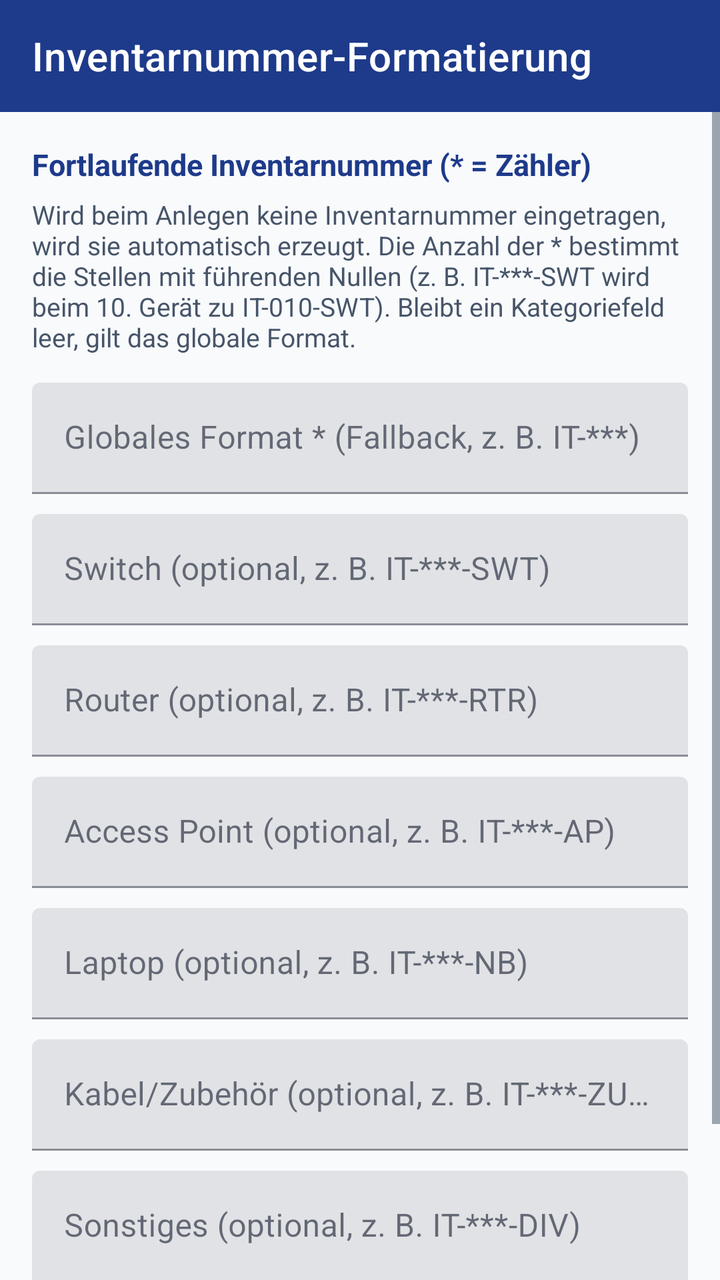
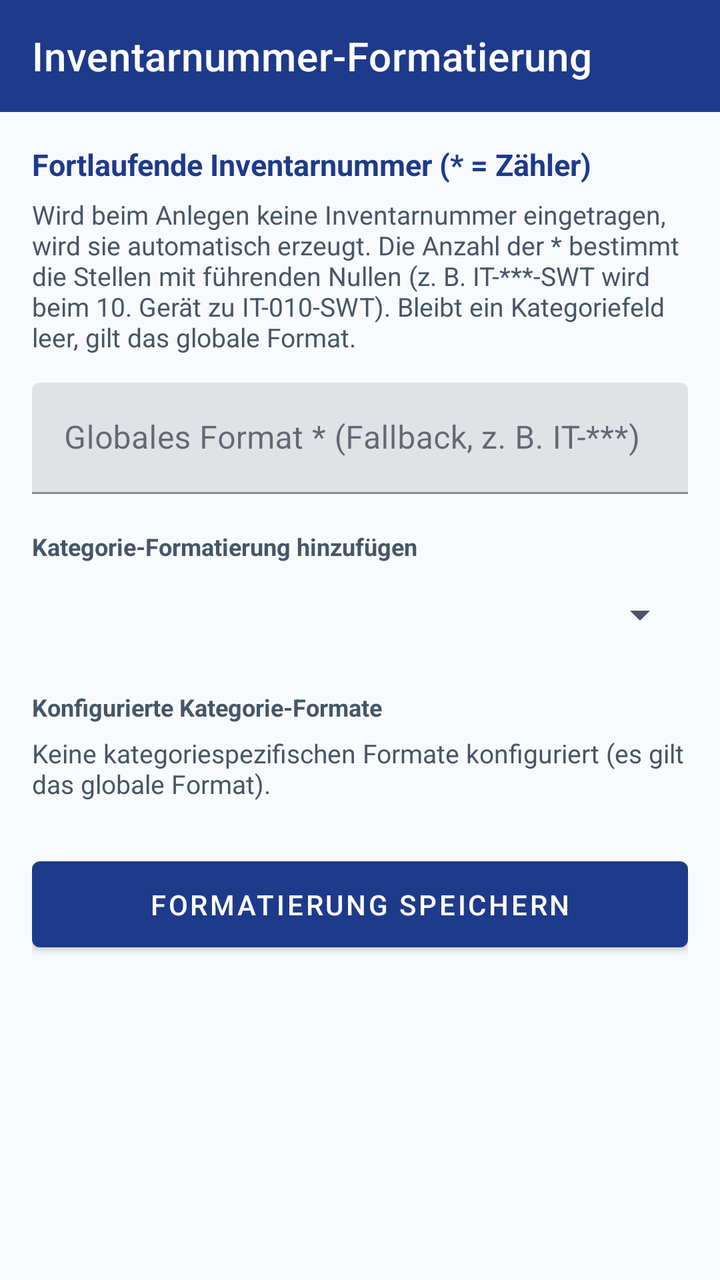

Before-and-after screenshots of an Android layout around one commit, followed by the original layout XML and the change that was made.
<!-- AndroidManifest.xml: application theme Theme.RackVault -->
<!-- res/layout/activity_inventory_pattern.xml -->
<?xml version="1.0" encoding="utf-8"?>
<LinearLayout xmlns:android="http://schemas.android.com/apk/res/android"
    xmlns:app="http://schemas.android.com/apk/res-auto"
    android:id="@+id/rootInvPattern"
    android:layout_width="match_parent"
    android:layout_height="match_parent"
    android:background="?android:attr/colorBackground"
    android:orientation="vertical">

    <com.google.android.material.appbar.MaterialToolbar
        android:id="@+id/toolbar"
        android:layout_width="match_parent"
        android:layout_height="?attr/actionBarSize"
        android:background="?attr/colorPrimary"
        app:navigationIconTint="?attr/colorOnPrimary"
        app:title="@string/title_inv_pattern_settings"
        app:titleTextColor="?attr/colorOnPrimary" />

    <ScrollView
        android:layout_width="match_parent"
        android:layout_height="0dp"
        android:layout_weight="1"
        android:fillViewport="true">

        <LinearLayout
            android:layout_width="match_parent"
            android:layout_height="wrap_content"
            android:orientation="vertical"
            android:padding="16dp">

            <TextView
                android:layout_width="match_parent"
                android:layout_height="wrap_content"
                android:text="@string/section_inv_pattern_title"
                android:textColor="?attr/colorPrimary"
                android:textSize="15sp"
                android:textStyle="bold" />

            <TextView
                android:layout_width="match_parent"
                android:layout_height="wrap_content"
                android:layout_marginTop="6dp"
                android:text="@string/inv_pattern_description"
                android:textColor="?android:attr/textColorSecondary"
                android:textSize="13sp" />

            <com.google.android.material.textfield.TextInputLayout
                android:layout_width="match_parent"
                android:layout_height="wrap_content"
                android:layout_marginTop="14dp"
                android:hint="@string/hint_inv_pattern_global">

                <com.google.android.material.textfield.TextInputEditText
                    android:id="@+id/etInvPatternGlobal"
                    android:layout_width="match_parent"
                    android:layout_height="wrap_content"
                    android:inputType="textCapCharacters|textNoSuggestions"
                    android:maxLines="1" />

            </com.google.android.material.textfield.TextInputLayout>

            <com.google.android.material.textfield.TextInputLayout
                android:layout_width="match_parent"
                android:layout_height="wrap_content"
                android:layout_marginTop="10dp"
                android:hint="@string/hint_inv_pattern_switch">

                <com.google.android.material.textfield.TextInputEditText
                    android:id="@+id/etInvPatternSwitch"
                    android:layout_width="match_parent"
                    android:layout_height="wrap_content"
                    android:inputType="textCapCharacters|textNoSuggestions"
                    android:maxLines="1" />

            </com.google.android.material.textfield.TextInputLayout>

            <com.google.android.material.textfield.TextInputLayout
                android:layout_width="match_parent"
                android:layout_height="wrap_content"
                android:layout_marginTop="10dp"
                android:hint="@string/hint_inv_pattern_router">

                <com.google.android.material.textfield.TextInputEditText
                    android:id="@+id/etInvPatternRouter"
                    android:layout_width="match_parent"
                    android:layout_height="wrap_content"
                    android:inputType="textCapCharacters|textNoSuggestions"
                    android:maxLines="1" />

            </com.google.android.material.textfield.TextInputLayout>

            <com.google.android.material.textfield.TextInputLayout
                android:layout_width="match_parent"
                android:layout_height="wrap_content"
                android:layout_marginTop="10dp"
                android:hint="@string/hint_inv_pattern_ap">

                <com.google.android.material.textfield.TextInputEditText
                    android:id="@+id/etInvPatternAp"
                    android:layout_width="match_parent"
                    android:layout_height="wrap_content"
                    android:inputType="textCapCharacters|textNoSuggestions"
                    android:maxLines="1" />

            </com.google.android.material.textfield.TextInputLayout>

            <com.google.android.material.textfield.TextInputLayout
                android:layout_width="match_parent"
                android:layout_height="wrap_content"
                android:layout_marginTop="10dp"
                android:hint="@string/hint_inv_pattern_laptop">

                <com.google.android.material.textfield.TextInputEditText
                    android:id="@+id/etInvPatternLaptop"
                    android:layout_width="match_parent"
                    android:layout_height="wrap_content"
                    android:inputType="textCapCharacters|textNoSuggestions"
                    android:maxLines="1" />

            </com.google.android.material.textfield.TextInputLayout>

            <com.google.android.material.textfield.TextInputLayout
                android:layout_width="match_parent"
                android:layout_height="wrap_content"
                android:layout_marginTop="10dp"
                android:hint="@string/hint_inv_pattern_cable">

                <com.google.android.material.textfield.TextInputEditText
                    android:id="@+id/etInvPatternCable"
                    android:layout_width="match_parent"
                    android:layout_height="wrap_content"
                    android:inputType="textCapCharacters|textNoSuggestions"
                    android:maxLines="1" />

            </com.google.android.material.textfield.TextInputLayout>

            <com.google.android.material.textfield.TextInputLayout
                android:layout_width="match_parent"
                android:layout_height="wrap_content"
                android:layout_marginTop="10dp"
                android:hint="@string/hint_inv_pattern_other">

                <com.google.android.material.textfield.TextInputEditText
                    android:id="@+id/etInvPatternOther"
                    android:layout_width="match_parent"
                    android:layout_height="wrap_content"
                    android:inputType="textCapCharacters|textNoSuggestions"
                    android:maxLines="1" />

            </com.google.android.material.textfield.TextInputLayout>

            <com.google.android.material.button.MaterialButton
                android:id="@+id/btnSaveInvPatterns"
                android:layout_width="match_parent"
                android:layout_height="wrap_content"
                android:layout_marginTop="18dp"
                android:paddingVertical="12dp"
                android:text="@string/btn_save_inv_patterns" />

        </LinearLayout>

    </ScrollView>

</LinearLayout>
<!-- resources referenced by this layout -->
<resources>
  <string name="btn_save_inv_patterns">Formatierung speichern</string>
  <string name="hint_inv_pattern_ap">Access Point (optional, z. B. IT-***-AP)</string>
  <string name="hint_inv_pattern_cable">Kabel/Zubehör (optional, z. B. IT-***-ZUB)</string>
  <string name="hint_inv_pattern_global">Globales Format * (Fallback, z. B. IT-***)</string>
  <string name="hint_inv_pattern_laptop">Laptop (optional, z. B. IT-***-NB)</string>
  <string name="hint_inv_pattern_other">Sonstiges (optional, z. B. IT-***-DIV)</string>
  <string name="hint_inv_pattern_router">Router (optional, z. B. IT-***-RTR)</string>
  <string name="hint_inv_pattern_switch">Switch (optional, z. B. IT-***-SWT)</string>
  <string name="inv_pattern_description">Wird beim Anlegen keine Inventarnummer eingetragen, wird sie automatisch erzeugt. Die Anzahl der * bestimmt die Stellen mit führenden Nullen (z. B. IT-***-SWT wird beim 10. Gerät zu IT-010-SWT). Bleibt ein Kategoriefeld leer, gilt das globale Format.</string>
  <string name="section_inv_pattern_title">Fortlaufende Inventarnummer (* = Zähler)</string>
  <string name="title_inv_pattern_settings">Inventarnummer-Formatierung</string>
  <style name="Theme.RackVault" parent="Theme.MaterialComponents.DayNight.NoActionBar">
          <item name="colorPrimary">@color/primary_blue</item>
          <item name="colorPrimaryVariant">@color/primary_blue_dark</item>
          <item name="colorOnPrimary">@color/on_primary</item>
  
          <item name="colorSecondary">@color/primary_blue_light</item>
          <item name="colorSecondaryVariant">@color/secondary_slate</item>
          <item name="colorOnSecondary">@color/on_primary</item>
  
          <item name="android:colorBackground">@color/surface_background</item>
          <item name="colorSurface">@color/surface_card</item>
          <item name="colorOnSurface">@color/text_primary</item>
          <item name="android:textColorPrimary">@color/text_primary</item>
          <item name="android:textColorSecondary">@color/text_secondary</item>
  
          <item name="android:statusBarColor">@color/primary_blue_dark</item>
      </style>
  <color name="primary_blue">#1E3A8A</color>
  <color name="primary_blue_dark">#172554</color>
  <color name="on_primary">#FFFFFF</color>
  <color name="primary_blue_light">#2563EB</color>
  <color name="secondary_slate">#334155</color>
  <color name="surface_background">#F8FAFC</color>
  <color name="surface_card">#FFFFFF</color>
  <color name="text_primary">#0F172A</color>
  <color name="text_secondary">#475569</color>
</resources>

<!-- the commit's change to res/layout/activity_inventory_pattern.xml (unified diff, before → after) -->
@@ -59,95 +59,45 @@
 
             </com.google.android.material.textfield.TextInputLayout>
 
-            <com.google.android.material.textfield.TextInputLayout
+            <TextView
                 android:layout_width="match_parent"
                 android:layout_height="wrap_content"
-                android:layout_marginTop="10dp"
-                android:hint="@string/hint_inv_pattern_switch">
+                android:layout_marginTop="18dp"
+                android:text="@string/label_add_category_pattern"
+                android:textColor="?android:attr/textColorSecondary"
+                android:textSize="12sp"
+                android:textStyle="bold" />
 
-                <com.google.android.material.textfield.TextInputEditText
-                    android:id="@+id/etInvPatternSwitch"
-                    android:layout_width="match_parent"
-                    android:layout_height="wrap_content"
-                    android:inputType="textCapCharacters|textNoSuggestions"
-                    android:maxLines="1" />
+            <Spinner
+                android:id="@+id/spAddCategoryPattern"
+                android:layout_width="match_parent"
+                android:layout_height="44dp"
+                android:layout_marginTop="4dp" />
 
-            </com.google.android.material.textfield.TextInputLayout>
-
-            <com.google.android.material.textfield.TextInputLayout
+            <TextView
                 android:layout_width="match_parent"
                 android:layout_height="wrap_content"
-                android:layout_marginTop="10dp"
-                android:hint="@string/hint_inv_pattern_router">
+                android:layout_marginTop="16dp"
+                android:text="@string/label_active_category_patterns"
+                android:textColor="?android:attr/textColorSecondary"
+                android:textSize="12sp"
+                android:textStyle="bold" />
 
-                <com.google.android.material.textfield.TextInputEditText
-                    android:id="@+id/etInvPatternRouter"
-                    android:layout_width="match_parent"
-                    android:layout_height="wrap_content"
-                    android:inputType="textCapCharacters|textNoSuggestions"
-                    android:maxLines="1" />
-
-            </com.google.android.material.textfield.TextInputLayout>
-
-            <com.google.android.material.textfield.TextInputLayout
+            <TextView
+                android:id="@+id/tvEmptyCategoryPatterns"
                 android:layout_width="match_parent"
                 android:layout_height="wrap_content"
-                android:layout_marginTop="10dp"
-                android:hint="@string/hint_inv_pattern_ap">
+                android:layout_marginTop="6dp"
+                android:text="@string/empty_category_patterns"
+                android:textColor="?android:attr/textColorSecondary"
+                android:textSize="13sp" />
 
-                <com.google.android.material.textfield.TextInputEditText
-                    android:id="@+id/etInvPatternAp"
-                    android:layout_width="match_parent"
-                    android:layout_height="wrap_content"
-                    android:inputType="textCapCharacters|textNoSuggestions"
-                    android:maxLines="1" />
-
-            </com.google.android.material.textfield.TextInputLayout>
-
-            <com.google.android.material.textfield.TextInputLayout
+            <LinearLayout
+                android:id="@+id/containerCategoryPatterns"
                 android:layout_width="match_parent"
                 android:layout_height="wrap_content"
-                android:layout_marginTop="10dp"
-                android:hint="@string/hint_inv_pattern_laptop">
-
-                <com.google.android.material.textfield.TextInputEditText
-                    android:id="@+id/etInvPatternLaptop"
-                    android:layout_width="match_parent"
-                    android:layout_height="wrap_content"
-                    android:inputType="textCapCharacters|textNoSuggestions"
-                    android:maxLines="1" />
-
-            </com.google.android.material.textfield.TextInputLayout>
-
-            <com.google.android.material.textfield.TextInputLayout
-                android:layout_width="match_parent"
-                android:layout_height="wrap_content"
-                android:layout_marginTop="10dp"
-                android:hint="@string/hint_inv_pattern_cable">
-
-                <com.google.android.material.textfield.TextInputEditText
-                    android:id="@+id/etInvPatternCable"
-                    android:layout_width="match_parent"
-                    android:layout_height="wrap_content"
-                    android:inputType="textCapCharacters|textNoSuggestions"
-                    android:maxLines="1" />
-
-            </com.google.android.material.textfield.TextInputLayout>
-
-            <com.google.android.material.textfield.TextInputLayout
-                android:layout_width="match_parent"
-                android:layout_height="wrap_content"
-                android:layout_marginTop="10dp"
-                android:hint="@string/hint_inv_pattern_other">
-
-                <com.google.android.material.textfield.TextInputEditText
-                    android:id="@+id/etInvPatternOther"
-                    android:layout_width="match_parent"
-                    android:layout_height="wrap_content"
-                    android:inputType="textCapCharacters|textNoSuggestions"
-                    android:maxLines="1" />
-
-            </com.google.android.material.textfield.TextInputLayout>
+                android:layout_marginTop="6dp"
+                android:orientation="vertical" />
 
             <com.google.android.material.button.MaterialButton
                 android:id="@+id/btnSaveInvPatterns"
<!-- resource entries referenced after the edit -->
@@ -1,14 +1,11 @@
 <!-- resources referenced by this layout -->
 <resources>
   <string name="btn_save_inv_patterns">Formatierung speichern</string>
-  <string name="hint_inv_pattern_ap">Access Point (optional, z. B. IT-***-AP)</string>
-  <string name="hint_inv_pattern_cable">Kabel/Zubehör (optional, z. B. IT-***-ZUB)</string>
+  <string name="empty_category_patterns">Keine kategoriespezifischen Formate konfiguriert (es gilt das globale Format).</string>
   <string name="hint_inv_pattern_global">Globales Format * (Fallback, z. B. IT-***)</string>
-  <string name="hint_inv_pattern_laptop">Laptop (optional, z. B. IT-***-NB)</string>
-  <string name="hint_inv_pattern_other">Sonstiges (optional, z. B. IT-***-DIV)</string>
-  <string name="hint_inv_pattern_router">Router (optional, z. B. IT-***-RTR)</string>
-  <string name="hint_inv_pattern_switch">Switch (optional, z. B. IT-***-SWT)</string>
   <string name="inv_pattern_description">Wird beim Anlegen keine Inventarnummer eingetragen, wird sie automatisch erzeugt. Die Anzahl der * bestimmt die Stellen mit führenden Nullen (z. B. IT-***-SWT wird beim 10. Gerät zu IT-010-SWT). Bleibt ein Kategoriefeld leer, gilt das globale Format.</string>
+  <string name="label_active_category_patterns">Konfigurierte Kategorie-Formate</string>
+  <string name="label_add_category_pattern">Kategorie-Formatierung hinzufügen</string>
   <string name="section_inv_pattern_title">Fortlaufende Inventarnummer (* = Zähler)</string>
   <string name="title_inv_pattern_settings">Inventarnummer-Formatierung</string>
   <style name="Theme.RackVault" parent="Theme.MaterialComponents.DayNight.NoActionBar">
